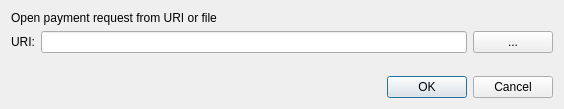
duality-solutions/Dynamic, file src/qt/forms/openuridialog.ui: the form before one commit.
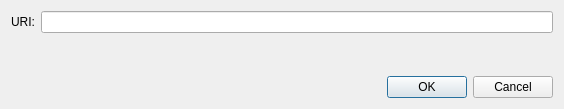
The form after the commit. Custom widgets are drawn as their Qt base class.

Commit message: gui: remove payment request file handling from OpenURI dialog

What changed in the file:
```diff
--- a/src/qt/forms/openuridialog.ui
+++ b/src/qt/forms/openuridialog.ui
@@ -14,13 +14,6 @@
    <string>Open URI</string>
   </property>
   <layout class="QVBoxLayout" name="verticalLayout">
-   <item>
-    <widget class="QLabel" name="label_2">
-     <property name="text">
-      <string>Open payment request from URI or file</string>
-     </property>
-    </widget>
-   </item>
    <item>
     <layout class="QHBoxLayout" name="horizontalLayout">
      <item>
@@ -33,19 +26,6 @@
      <item>
       <widget class="QValidatedLineEdit" name="uriEdit"/>
      </item>
-     <item>
-      <widget class="QPushButton" name="selectFileButton">
-       <property name="toolTip">
-        <string>Select payment request file</string>
-       </property>
-       <property name="text">
-        <string notr="true">...</string>
-       </property>
-       <property name="autoDefault">
-        <bool>false</bool>
-       </property>
-      </widget>
-     </item>
     </layout>
    </item>
    <item>
```
The commit also changes 4 other files.
